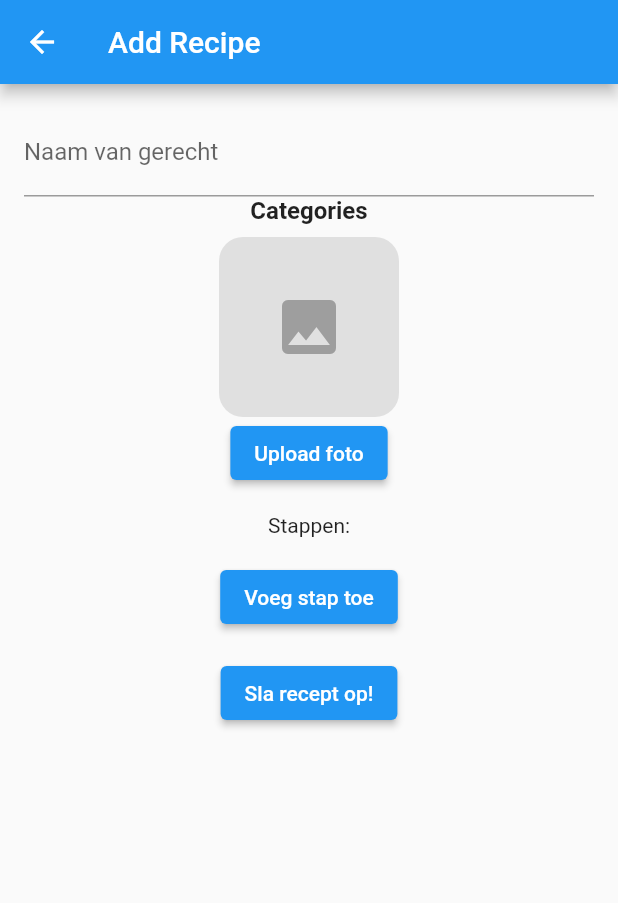
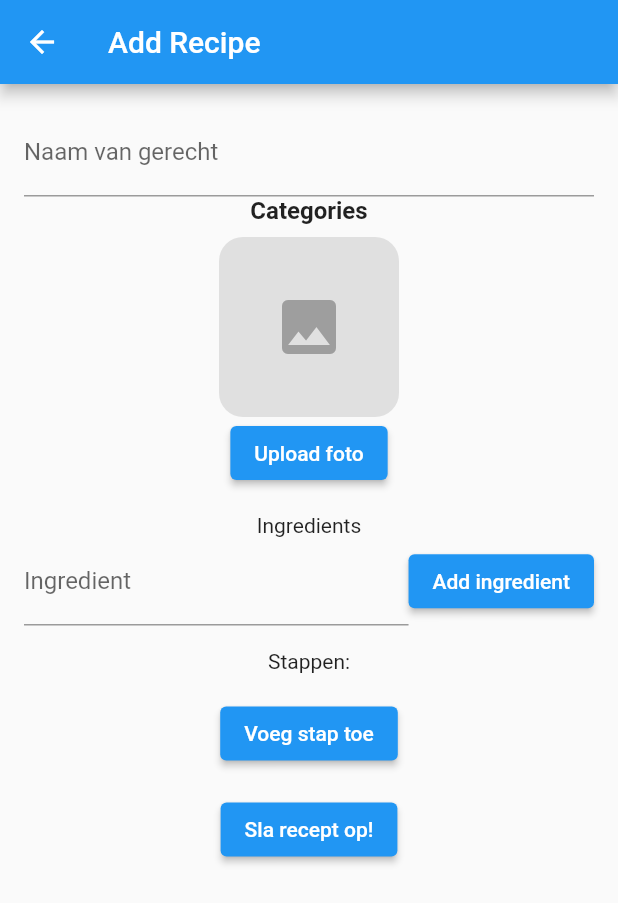
Before and after one commit to Hengselman/flutter_recepten_app, a Flutter app: the screen it shows once a user with an empty profile is signed in, after a tap on the "add circle" icon, on a phone screen of 412 x 824 dp. Shown: the top 903 px of the screen. Run offline on Flutter 3.47's test engine with Material 2 defaults, Android fonts, the light colour scheme and no system bars; our stand-ins replace email_validator, firebase_auth, firebase_core, firebase_database, firebase_storage, image_picker; accounts and stored records are empty; network calls fail.

Commit message:
favorites page, buggy, added ingredients to add

```diff
--- a/lib/add_recipe.dart
+++ b/lib/add_recipe.dart
@@ -23,6 +23,8 @@ class _AddRecipeScreenState extends State<AddRecipeScreen> {
   List<String> _selectedCategories = [];
   List<Category> _allCategories = [];
   List<String> _steps = [];
+  List<String> _ingredients = [];
+  String _currentIngredient = '';
   File? _imageFile;
   File? _selectedImage;
 
@@ -84,6 +86,7 @@ class _AddRecipeScreenState extends State<AddRecipeScreen> {
         'imageUrl': imageUrl,
         'categories': _selectedCategories,
         'steps': _steps,
+        'ingredients': _ingredients,
         // Add more fields as needed
       };
 
@@ -212,6 +215,43 @@ class _AddRecipeScreenState extends State<AddRecipeScreen> {
                   child: Text('Upload foto'),
                 ),
                 SizedBox(height: 16.0),
+                Text('Ingredients'),
+                ListView.builder(
+                  shrinkWrap: true,
+                  itemCount: _ingredients.length,
+                  itemBuilder: (context, index) {
+                    final ingredient = _ingredients[index];
+                    return ListTile(
+                      title: Text(ingredient),
+                    );
+                  },
+                ),
+                Row(
+                  children: [
+                    Expanded(
+                      child: TextFormField(
+                        decoration: InputDecoration(labelText: 'Ingredient'),
+                        onChanged: (value) {
+                          setState(() {
+                            _currentIngredient = value;
+                          });
+                        },
+                      ),
+                    ),
+                    ElevatedButton(
+                      onPressed: () {
+                        if (_currentIngredient.isNotEmpty) {
+                          setState(() {
+                            _ingredients.add(_currentIngredient);
+                            _currentIngredient = '';
+                          });
+                        }
+                      },
+                      child: Text('Add ingredient'),
+                    ),
+                  ],
+                ),
+                SizedBox(height: 16.0),
                 Text('Stappen:'),
                 ListView.builder(
                   shrinkWrap: true,
```
Also changed, not shown: lib/favorites.dart (+110 -0 lines), lib/homepage2.dart (+7 -2 lines), lib/recipe_info.dart (+10 -1 lines).
